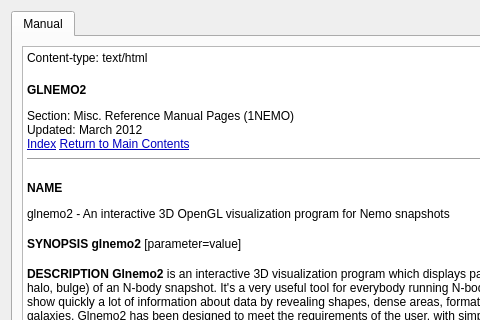
jcldc/glnemo2, file src/formhelp.ui: the form before one commit; both pictures show x 0 to 480 and y 0 to 320 of the 911 by 533 pixel window.
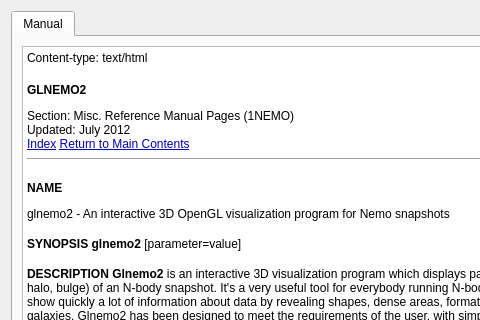
The form after the commit.

Commit message: road to glnemo2 1.51 release

The edit to the form file:
```diff
--- a/src/formhelp.ui
+++ b/src/formhelp.ui
@@ -66,7 +66,7 @@
 &lt;/style&gt;&lt;/head&gt;&lt;body style=&quot; font-family:'Sans Serif'; font-size:8pt; font-weight:400; font-style:normal;&quot;&gt;
 &lt;p style=&quot; margin-top:0px; margin-bottom:0px; margin-left:0px; margin-right:0px; -qt-block-indent:0; text-indent:0px;&quot;&gt;&lt;span style=&quot; font-size:9pt;&quot;&gt;Content-type: text/html &lt;/span&gt;&lt;/p&gt;
 &lt;p style=&quot; margin-top:18px; margin-bottom:12px; margin-left:0px; margin-right:0px; -qt-block-indent:0; text-indent:0px;&quot;&gt;&lt;span style=&quot; font-size:9pt; font-weight:600;&quot;&gt;GLNEMO2&lt;/span&gt;&lt;/p&gt;
-&lt;p style=&quot; margin-top:0px; margin-bottom:0px; margin-left:0px; margin-right:0px; -qt-block-indent:0; text-indent:0px;&quot;&gt;&lt;span style=&quot; font-size:9pt;&quot;&gt;Section: Misc. Reference Manual Pages (1NEMO)&lt;br /&gt;Updated: March 2012&lt;br /&gt;&lt;/span&gt;&lt;a href=&quot;#index&quot;&gt;&lt;span style=&quot; font-size:9pt; text-decoration: underline; color:#0000c0;&quot;&gt;Index&lt;/span&gt;&lt;/a&gt;&lt;span style=&quot; font-size:9pt;&quot;&gt; &lt;/span&gt;&lt;a href=&quot;http://localhost/cgi-bin/man/man2html&quot;&gt;&lt;span style=&quot; font-size:9pt; text-decoration: underline; color:#0000c0;&quot;&gt;Return to Main Contents&lt;/span&gt;&lt;/a&gt;&lt;/p&gt;
+&lt;p style=&quot; margin-top:0px; margin-bottom:0px; margin-left:0px; margin-right:0px; -qt-block-indent:0; text-indent:0px;&quot;&gt;&lt;span style=&quot; font-size:9pt;&quot;&gt;Section: Misc. Reference Manual Pages (1NEMO)&lt;br /&gt;Updated: July 2012&lt;br /&gt;&lt;/span&gt;&lt;a href=&quot;#index&quot;&gt;&lt;span style=&quot; font-size:9pt; text-decoration: underline; color:#0000c0;&quot;&gt;Index&lt;/span&gt;&lt;/a&gt;&lt;span style=&quot; font-size:9pt;&quot;&gt; &lt;/span&gt;&lt;a href=&quot;http://localhost/cgi-bin/man/man2html&quot;&gt;&lt;span style=&quot; font-size:9pt; text-decoration: underline; color:#0000c0;&quot;&gt;Return to Main Contents&lt;/span&gt;&lt;/a&gt;&lt;/p&gt;
 &lt;hr /&gt;
 &lt;p style=&quot; margin-top:16px; margin-bottom:12px; margin-left:0px; margin-right:0px; -qt-block-indent:0; text-indent:0px;&quot;&gt;&lt;span style=&quot; font-size:9pt; font-weight:600;&quot;&gt;NAME&lt;/span&gt;&lt;/p&gt;
 &lt;p style=&quot; margin-top:0px; margin-bottom:0px; margin-left:0px; margin-right:0px; -qt-block-indent:0; text-indent:0px;&quot;&gt;&lt;span style=&quot; font-size:9pt;&quot;&gt;glnemo2 - An interactive 3D OpenGL visualization program for Nemo snapshots &lt;/span&gt;&lt;a name=&quot;lbAC&quot;&gt;&lt;/a&gt;&lt;span style=&quot; font-size:9pt;&quot;&gt; &lt;/span&gt;&lt;span style=&quot; font-size:9pt;&quot;&gt; &lt;/span&gt;&lt;/p&gt;
@@ -107,9 +107,9 @@
 &lt;p style=&quot; margin-top:0px; margin-bottom:0px; margin-left:0px; margin-right:0px; -qt-block-indent:0; text-indent:0px;&quot;&gt;&lt;span style=&quot; font-family:'Courier New,courier'; font-size:9pt;&quot;&gt;A   = Alt key&lt;/span&gt;&lt;/p&gt;
 &lt;p style=&quot; margin-top:0px; margin-bottom:0px; margin-left:0px; margin-right:0px; -qt-block-indent:0; text-indent:0px;&quot;&gt;&lt;span style=&quot; font-family:'Courier New,courier'; font-size:9pt;&quot;&gt;C   = Control key&lt;/span&gt;&lt;/p&gt;
 &lt;p style=&quot; margin-top:0px; margin-bottom:0px; margin-left:0px; margin-right:0px; -qt-block-indent:0; text-indent:0px;&quot;&gt;&lt;span style=&quot; font-family:'Courier New,courier'; font-size:9pt;&quot;&gt;S   = Shift key&lt;/span&gt;&lt;/p&gt;
-&lt;p style=&quot;-qt-paragraph-type:empty; margin-top:0px; margin-bottom:0px; margin-left:0px; margin-right:0px; -qt-block-indent:0; text-indent:0px; font-family:'Courier New,courier'; font-size:9pt;&quot;&gt;&lt;/p&gt;
+&lt;p style=&quot;-qt-paragraph-type:empty; margin-top:0px; margin-bottom:0px; margin-left:0px; margin-right:0px; -qt-block-indent:0; text-indent:0px; font-family:'Courier New,courier'; font-size:9pt;&quot;&gt;&lt;br /&gt;&lt;/p&gt;
 &lt;p style=&quot; margin-top:0px; margin-bottom:0px; margin-left:0px; margin-right:0px; -qt-block-indent:0; text-indent:0px;&quot;&gt;&lt;span style=&quot; font-family:'Courier New,courier'; font-size:9pt;&quot;&gt;- - - - - - - - - - - - - &lt;/span&gt;&lt;/p&gt;
-&lt;p style=&quot;-qt-paragraph-type:empty; margin-top:0px; margin-bottom:0px; margin-left:0px; margin-right:0px; -qt-block-indent:0; text-indent:0px; font-family:'Courier New,courier'; font-size:9pt;&quot;&gt;&lt;/p&gt;
+&lt;p style=&quot;-qt-paragraph-type:empty; margin-top:0px; margin-bottom:0px; margin-left:0px; margin-right:0px; -qt-block-indent:0; text-indent:0px; font-family:'Courier New,courier'; font-size:9pt;&quot;&gt;&lt;br /&gt;&lt;/p&gt;
 &lt;p style=&quot; margin-top:0px; margin-bottom:0px; margin-left:0px; margin-right:0px; -qt-block-indent:0; text-indent:0px;&quot;&gt;&lt;span style=&quot; font-family:'Courier New,courier'; font-size:9pt;&quot;&gt;LMB + MM(H/V)  rotate around X/Y screen axis&lt;/span&gt;&lt;/p&gt;
 &lt;p style=&quot; margin-top:0px; margin-bottom:0px; margin-left:0px; margin-right:0px; -qt-block-indent:0; text-indent:0px;&quot;&gt;&lt;span style=&quot; font-family:'Courier New,courier'; font-size:9pt;&quot;&gt;RMB + MM       rotate around Z screen axis&lt;/span&gt;&lt;/p&gt;
 &lt;p style=&quot; margin-top:0px; margin-bottom:0px; margin-left:0px; margin-right:0px; -qt-block-indent:0; text-indent:0px;&quot;&gt;&lt;span style=&quot; font-family:'Courier New,courier'; font-size:9pt;&quot;&gt;Wheel mouse    zoom in or out&lt;/span&gt;&lt;/p&gt;
@@ -128,13 +128,13 @@
 &lt;p style=&quot; margin-top:0px; margin-bottom:0px; margin-left:0px; margin-right:0px; -qt-block-indent:0; text-indent:0px;&quot;&gt;&lt;span style=&quot; font-family:'Courier New,courier'; font-size:9pt;&quot;&gt;s              take a screenshot&lt;/span&gt;&lt;/p&gt;
 &lt;p style=&quot; margin-top:0px; margin-bottom:0px; margin-left:0px; margin-right:0px; -qt-block-indent:0; text-indent:0px;&quot;&gt;&lt;span style=&quot; font-family:'Courier New,courier'; font-size:9pt;&quot;&gt;p              play all snapshots&lt;/span&gt;&lt;/p&gt;
 &lt;p style=&quot; margin-top:0px; margin-bottom:0px; margin-left:0px; margin-right:0px; -qt-block-indent:0; text-indent:0px;&quot;&gt;&lt;span style=&quot; font-family:'Courier New,courier'; font-size:9pt;&quot;&gt;y&lt;/span&gt;&lt;/p&gt;
-&lt;p style=&quot;-qt-paragraph-type:empty; margin-top:0px; margin-bottom:0px; margin-left:0px; margin-right:0px; -qt-block-indent:0; text-indent:0px; font-family:'Courier New,courier'; font-size:9pt;&quot;&gt;&lt;/p&gt;
+&lt;p style=&quot;-qt-paragraph-type:empty; margin-top:0px; margin-bottom:0px; margin-left:0px; margin-right:0px; -qt-block-indent:0; text-indent:0px; font-family:'Courier New,courier'; font-size:9pt;&quot;&gt;&lt;br /&gt;&lt;/p&gt;
 &lt;p style=&quot; margin-top:0px; margin-bottom:0px; margin-left:0px; margin-right:0px; -qt-block-indent:0; text-indent:0px;&quot;&gt;&lt;span style=&quot; font-family:'Courier New,courier'; font-size:9pt;&quot;&gt;Density threshold&lt;/span&gt;&lt;/p&gt;
 &lt;p style=&quot; margin-top:0px; margin-bottom:0px; margin-left:0px; margin-right:0px; -qt-block-indent:0; text-indent:0px;&quot;&gt;&lt;span style=&quot; font-family:'Courier New,courier'; font-size:9pt;&quot;&gt;MMB + MMH right  modify percentage of density threshold: min+1 and max+1&lt;/span&gt;&lt;/p&gt;
 &lt;p style=&quot; margin-top:0px; margin-bottom:0px; margin-left:0px; margin-right:0px; -qt-block-indent:0; text-indent:0px;&quot;&gt;&lt;span style=&quot; font-family:'Courier New,courier'; font-size:9pt;&quot;&gt;MMB + MMH left   modify percentage of density threshold: min-1 and max-1&lt;/span&gt;&lt;/p&gt;
 &lt;p style=&quot; margin-top:0px; margin-bottom:0px; margin-left:0px; margin-right:0px; -qt-block-indent:0; text-indent:0px;&quot;&gt;&lt;span style=&quot; font-family:'Courier New,courier'; font-size:9pt;&quot;&gt;MMB + MMV up     modify percentage of density threshold: min-1 and max+1&lt;/span&gt;&lt;/p&gt;
 &lt;p style=&quot; margin-top:0px; margin-bottom:0px; margin-left:0px; margin-right:0px; -qt-block-indent:0; text-indent:0px;&quot;&gt;&lt;span style=&quot; font-family:'Courier New,courier'; font-size:9pt;&quot;&gt;MMB + MMV down   modify percentage of density threshold: min+1&lt;/span&gt;&lt;/p&gt;
-&lt;p style=&quot;-qt-paragraph-type:empty; margin-top:0px; margin-bottom:0px; margin-left:0px; margin-right:0px; -qt-block-indent:0; text-indent:0px; font-family:'Courier New,courier'; font-size:9pt;&quot;&gt;&lt;/p&gt;
+&lt;p style=&quot;-qt-paragraph-type:empty; margin-top:0px; margin-bottom:0px; margin-left:0px; margin-right:0px; -qt-block-indent:0; text-indent:0px; font-family:'Courier New,courier'; font-size:9pt;&quot;&gt;&lt;br /&gt;&lt;/p&gt;
 &lt;p style=&quot; margin-top:0px; margin-bottom:0px; margin-left:0px; margin-right:0px; -qt-block-indent:0; text-indent:0px;&quot;&gt;&lt;span style=&quot; font-family:'Courier New,courier'; font-size:9pt;&quot;&gt;Automatic rotation around screen axis&lt;/span&gt;&lt;/p&gt;
 &lt;p style=&quot; margin-top:0px; margin-bottom:0px; margin-left:0px; margin-right:0px; -qt-block-indent:0; text-indent:0px;&quot;&gt;&lt;span style=&quot; font-family:'Courier New,courier'; font-size:9pt;&quot;&gt;C + x          toogle automatic rotation around screen x axis&lt;/span&gt;&lt;/p&gt;
 &lt;p style=&quot; margin-top:0px; margin-bottom:0px; margin-left:0px; margin-right:0px; -qt-block-indent:0; text-indent:0px;&quot;&gt;&lt;span style=&quot; font-family:'Courier New,courier'; font-size:9pt;&quot;&gt;C + y          toogle automatic rotation around screen y axis&lt;/span&gt;&lt;/p&gt;
@@ -142,7 +142,7 @@
 &lt;p style=&quot; margin-top:0px; margin-bottom:0px; margin-left:0px; margin-right:0px; -qt-block-indent:0; text-indent:0px;&quot;&gt;&lt;span style=&quot; font-family:'Courier New,courier'; font-size:9pt;&quot;&gt;SC + x         toogle automatic reverse rotation around screen x axis&lt;/span&gt;&lt;/p&gt;
 &lt;p style=&quot; margin-top:0px; margin-bottom:0px; margin-left:0px; margin-right:0px; -qt-block-indent:0; text-indent:0px;&quot;&gt;&lt;span style=&quot; font-family:'Courier New,courier'; font-size:9pt;&quot;&gt;SC + y         toogle automatic reverse rotation around screen y axis&lt;/span&gt;&lt;/p&gt;
 &lt;p style=&quot; margin-top:0px; margin-bottom:0px; margin-left:0px; margin-right:0px; -qt-block-indent:0; text-indent:0px;&quot;&gt;&lt;span style=&quot; font-family:'Courier New,courier'; font-size:9pt;&quot;&gt;SC + z         toogle automatic reverse rotation around screen z axis&lt;/span&gt;&lt;/p&gt;
-&lt;p style=&quot;-qt-paragraph-type:empty; margin-top:0px; margin-bottom:0px; margin-left:0px; margin-right:0px; -qt-block-indent:0; text-indent:0px; font-family:'Courier New,courier'; font-size:9pt;&quot;&gt;&lt;/p&gt;
+&lt;p style=&quot;-qt-paragraph-type:empty; margin-top:0px; margin-bottom:0px; margin-left:0px; margin-right:0px; -qt-block-indent:0; text-indent:0px; font-family:'Courier New,courier'; font-size:9pt;&quot;&gt;&lt;br /&gt;&lt;/p&gt;
 &lt;p style=&quot; margin-top:0px; margin-bottom:0px; margin-left:0px; margin-right:0px; -qt-block-indent:0; text-indent:0px;&quot;&gt;&lt;span style=&quot; font-family:'Courier New,courier'; font-size:9pt;&quot;&gt;Automatic rotation around world axis&lt;/span&gt;&lt;/p&gt;
 &lt;p style=&quot; margin-top:0px; margin-bottom:0px; margin-left:0px; margin-right:0px; -qt-block-indent:0; text-indent:0px;&quot;&gt;&lt;span style=&quot; font-family:'Courier New,courier'; font-size:9pt;&quot;&gt;C + u          toogle automatic rotation around world x axis&lt;/span&gt;&lt;/p&gt;
 &lt;p style=&quot; margin-top:0px; margin-bottom:0px; margin-left:0px; margin-right:0px; -qt-block-indent:0; text-indent:0px;&quot;&gt;&lt;span style=&quot; font-family:'Courier New,courier'; font-size:9pt;&quot;&gt;C + v          toogle automatic rotation around world y axis&lt;/span&gt;&lt;/p&gt;
@@ -150,7 +150,7 @@
 &lt;p style=&quot; margin-top:0px; margin-bottom:0px; margin-left:0px; margin-right:0px; -qt-block-indent:0; text-indent:0px;&quot;&gt;&lt;span style=&quot; font-family:'Courier New,courier'; font-size:9pt;&quot;&gt;SC + u         toogle automatic reverse rotation around world x axis&lt;/span&gt;&lt;/p&gt;
 &lt;p style=&quot; margin-top:0px; margin-bottom:0px; margin-left:0px; margin-right:0px; -qt-block-indent:0; text-indent:0px;&quot;&gt;&lt;span style=&quot; font-family:'Courier New,courier'; font-size:9pt;&quot;&gt;SC + v         toogle automatic reverse rotation around world y axis&lt;/span&gt;&lt;/p&gt;
 &lt;p style=&quot; margin-top:0px; margin-bottom:0px; margin-left:0px; margin-right:0px; -qt-block-indent:0; text-indent:0px;&quot;&gt;&lt;span style=&quot; font-family:'Courier New,courier'; font-size:9pt;&quot;&gt;SC + w         toogle automatic reverse rotation around world z axis&lt;/span&gt;&lt;/p&gt;
-&lt;p style=&quot;-qt-paragraph-type:empty; margin-top:0px; margin-bottom:0px; margin-left:0px; margin-right:0px; -qt-block-indent:0; text-indent:0px; font-family:'Courier New,courier'; font-size:9pt;&quot;&gt;&lt;/p&gt;
+&lt;p style=&quot;-qt-paragraph-type:empty; margin-top:0px; margin-bottom:0px; margin-left:0px; margin-right:0px; -qt-block-indent:0; text-indent:0px; font-family:'Courier New,courier'; font-size:9pt;&quot;&gt;&lt;br /&gt;&lt;/p&gt;
 &lt;p style=&quot; margin-top:0px; margin-bottom:12px; margin-left:0px; margin-right:0px; -qt-block-indent:0; text-indent:0px;&quot;&gt;&lt;span style=&quot; font-family:'Courier New,courier'; font-size:9pt;&quot;&gt; &lt;/span&gt;&lt;/p&gt;
 &lt;p style=&quot; margin-top:0px; margin-bottom:0px; margin-left:0px; margin-right:0px; -qt-block-indent:0; text-indent:0px;&quot;&gt;&lt;a name=&quot;lbAI&quot;&gt;&lt;/a&gt;&lt;span style=&quot; font-size:9pt;&quot;&gt; &lt;/span&gt;&lt;span style=&quot; font-size:9pt;&quot;&gt; &lt;/span&gt;&lt;/p&gt;
 &lt;p style=&quot; margin-top:16px; margin-bottom:12px; margin-left:0px; margin-right:0px; -qt-block-indent:0; text-indent:0px;&quot;&gt;&lt;span style=&quot; font-size:9pt; font-weight:600;&quot;&gt;PARAMETERS&lt;/span&gt;&lt;/p&gt;
@@ -322,7 +322,7 @@
 &lt;p style=&quot; margin-top:16px; margin-bottom:12px; margin-left:0px; margin-right:0px; -qt-block-indent:0; text-indent:0px;&quot;&gt;&lt;span style=&quot; font-size:9pt; font-weight:600;&quot;&gt;AUTHOR&lt;/span&gt;&lt;/p&gt;
 &lt;p style=&quot; margin-top:0px; margin-bottom:0px; margin-left:0px; margin-right:0px; -qt-block-indent:0; text-indent:0px;&quot;&gt;&lt;span style=&quot; font-size:9pt;&quot;&gt;Jean-Charles Lambert &lt;/span&gt;&lt;a name=&quot;lbAO&quot;&gt;&lt;/a&gt;&lt;span style=&quot; font-size:9pt;&quot;&gt; &lt;/span&gt;&lt;span style=&quot; font-size:9pt;&quot;&gt; &lt;/span&gt;&lt;/p&gt;
 &lt;p style=&quot; margin-top:16px; margin-bottom:12px; margin-left:0px; margin-right:0px; -qt-block-indent:0; text-indent:0px;&quot;&gt;&lt;span style=&quot; font-size:9pt; font-weight:600;&quot;&gt;UPDATE HISTORY&lt;/span&gt;&lt;span style=&quot; font-size:9pt;&quot;&gt; &lt;/span&gt;&lt;/p&gt;
-&lt;p style=&quot;-qt-paragraph-type:empty; margin-top:12px; margin-bottom:0px; margin-left:0px; margin-right:0px; -qt-block-indent:0; text-indent:0px; font-family:'Courier New,courier'; font-size:9pt;&quot;&gt;&lt;/p&gt;
+&lt;p style=&quot;-qt-paragraph-type:empty; margin-top:12px; margin-bottom:0px; margin-left:0px; margin-right:0px; -qt-block-indent:0; text-indent:0px; font-family:'Courier New,courier'; font-size:9pt;&quot;&gt;&lt;br /&gt;&lt;/p&gt;
 &lt;p style=&quot; margin-top:0px; margin-bottom:0px; margin-left:0px; margin-right:0px; -qt-block-indent:0; text-indent:0px;&quot;&gt;&lt;span style=&quot; font-family:'Courier New,courier'; font-size:9pt;&quot;&gt;23-Apr-10 ramses reader + gyrfalcON manipulator             JCL&lt;/span&gt;&lt;/p&gt;
 &lt;p style=&quot; margin-top:0px; margin-bottom:0px; margin-left:0px; margin-right:0px; -qt-block-indent:0; text-indent:0px;&quot;&gt;&lt;span style=&quot; font-family:'Courier New,courier'; font-size:9pt;&quot;&gt;19-May-10 - Leiden release - see ChangeLog                  JCL&lt;/span&gt;&lt;/p&gt;
 &lt;p style=&quot; margin-top:0px; margin-bottom:0px; margin-left:0px; margin-right:0px; -qt-block-indent:0; text-indent:0px;&quot;&gt;&lt;span style=&quot; font-family:'Courier New,courier'; font-size:9pt;&quot;&gt;28-Jul-10 Version 1.0 !!!                                   JCL&lt;/span&gt;&lt;/p&gt;
@@ -332,7 +332,8 @@
 &lt;p style=&quot; margin-top:0px; margin-bottom:0px; margin-left:0px; margin-right:0px; -qt-block-indent:0; text-indent:0px;&quot;&gt;&lt;span style=&quot; font-family:'Courier New,courier'; font-size:9pt;&quot;&gt;25-Nov-11 Ver 1.30 - Color bar display on 3d view           JCL&lt;/span&gt;&lt;/p&gt;
 &lt;p style=&quot; margin-top:0px; margin-bottom:0px; margin-left:0px; margin-right:0px; -qt-block-indent:0; text-indent:0px;&quot;&gt;&lt;span style=&quot; font-family:'Courier New,courier'; font-size:9pt;&quot;&gt;07-Feb-12 Ver 1.40 - New rotation system                    JCL&lt;/span&gt;&lt;/p&gt;
 &lt;p style=&quot; margin-top:0px; margin-bottom:0px; margin-left:0px; margin-right:0px; -qt-block-indent:0; text-indent:0px;&quot;&gt;&lt;span style=&quot; font-family:'Courier New,courier'; font-size:9pt;&quot;&gt;14-Feb-12 Ver 1.41 - bug fix release                        JCL&lt;/span&gt;&lt;/p&gt;
-&lt;p style=&quot; margin-top:0px; margin-bottom:12px; margin-left:0px; margin-right:0px; -qt-block-indent:0; text-indent:0px;&quot;&gt;&lt;span style=&quot; font-family:'Courier New,courier'; font-size:9pt;&quot;&gt;22-Mar-12 Ver 1.50 - opaque sphere                          JCL &lt;/span&gt;&lt;/p&gt;
+&lt;p style=&quot; margin-top:0px; margin-bottom:0px; margin-left:0px; margin-right:0px; -qt-block-indent:0; text-indent:0px;&quot;&gt;&lt;span style=&quot; font-family:'Courier New,courier'; font-size:9pt;&quot;&gt;22-Mar-12 Ver 1.50 - Timeline + opaque sphere               JCL &lt;/span&gt;&lt;/p&gt;
+&lt;p style=&quot; margin-top:0px; margin-bottom:12px; margin-left:0px; margin-right:0px; -qt-block-indent:0; text-indent:0px;&quot;&gt;&lt;span style=&quot; font-family:'Courier New,courier'; font-size:9pt;&quot;&gt;26-Jul-12 Ver 1.51 - bug fix release                        JCL &lt;/span&gt;&lt;/p&gt;
 &lt;hr /&gt;
 &lt;p style=&quot; margin-top:16px; margin-bottom:12px; margin-left:0px; margin-right:0px; -qt-block-indent:0; text-indent:0px;&quot;&gt;&lt;span style=&quot; font-size:9pt; font-weight:600;&quot;&gt;Index&lt;/span&gt;&lt;/p&gt;
 &lt;p style=&quot; margin-top:8px; margin-bottom:0px; margin-left:0px; margin-right:0px; -qt-block-indent:0; text-indent:0px;&quot;&gt;&lt;a href=&quot;#lbAB&quot;&gt;&lt;span style=&quot; font-size:9pt; text-decoration: underline; color:#0000c0;&quot;&gt;NAME&lt;/span&gt;&lt;/a&gt;&lt;/p&gt;
@@ -350,7 +351,7 @@
 &lt;p style=&quot; margin-top:0px; margin-bottom:0px; margin-left:0px; margin-right:0px; -qt-block-indent:0; text-indent:0px;&quot;&gt;&lt;a href=&quot;#lbAN&quot;&gt;&lt;span style=&quot; font-size:9pt; text-decoration: underline; color:#0000c0;&quot;&gt;AUTHOR&lt;/span&gt;&lt;/a&gt;&lt;/p&gt;
 &lt;p style=&quot; margin-top:0px; margin-bottom:0px; margin-left:0px; margin-right:0px; -qt-block-indent:0; text-indent:0px;&quot;&gt;&lt;a href=&quot;#lbAO&quot;&gt;&lt;span style=&quot; font-size:9pt; text-decoration: underline; color:#0000c0;&quot;&gt;UPDATE HISTORY&lt;/span&gt;&lt;/a&gt;&lt;/p&gt;
 &lt;hr /&gt;
-&lt;p style=&quot; margin-top:0px; margin-bottom:0px; margin-left:0px; margin-right:0px; -qt-block-indent:0; text-indent:0px;&quot;&gt;&lt;span style=&quot; font-size:9pt;&quot;&gt;This document was created by &lt;/span&gt;&lt;a href=&quot;http://localhost/cgi-bin/man/man2html&quot;&gt;&lt;span style=&quot; font-size:9pt; text-decoration: underline; color:#0000c0;&quot;&gt;man2html&lt;/span&gt;&lt;/a&gt;&lt;span style=&quot; font-size:9pt;&quot;&gt;, using the manual pages.&lt;br /&gt;Time: 07:56:41 GMT, March 22, 2012 &lt;/span&gt;&lt;/p&gt;&lt;/body&gt;&lt;/html&gt;</string>
+&lt;p style=&quot; margin-top:0px; margin-bottom:0px; margin-left:0px; margin-right:0px; -qt-block-indent:0; text-indent:0px;&quot;&gt;&lt;span style=&quot; font-size:9pt;&quot;&gt;This document was created by &lt;/span&gt;&lt;a href=&quot;http://localhost/cgi-bin/man/man2html&quot;&gt;&lt;span style=&quot; font-size:9pt; text-decoration: underline; color:#0000c0;&quot;&gt;man2html&lt;/span&gt;&lt;/a&gt;&lt;span style=&quot; font-size:9pt;&quot;&gt;, using the manual pages.&lt;br /&gt;Time: 07:56:41 GMT, July 26, 2012 &lt;/span&gt;&lt;/p&gt;&lt;/body&gt;&lt;/html&gt;</string>
          </property>
          <property name="openExternalLinks">
           <bool>true</bool>
```
The commit also changes 7 other files.
